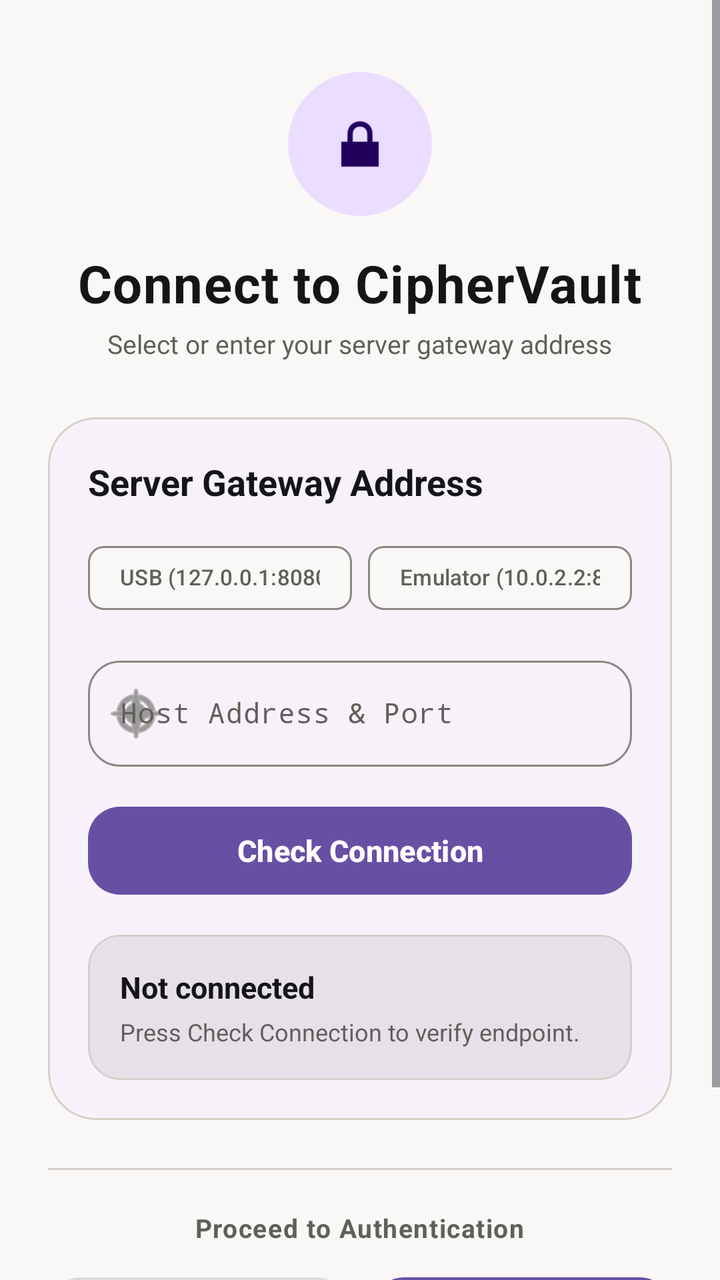
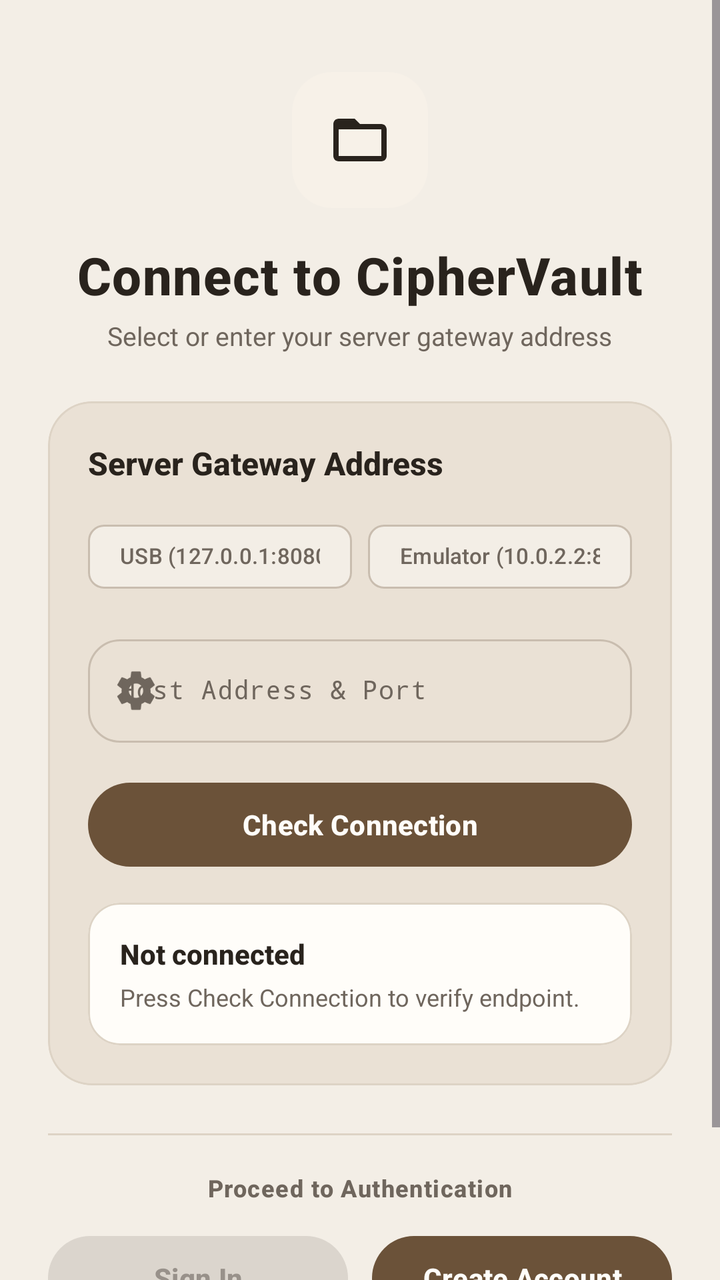

The first picture is an Android layout as it rendered before a commit; the second is the same layout after the commit. The layout source and the unified diff follow.
<!-- AndroidManifest.xml: application theme Theme.CipherVault -->
<!-- res/layout/activity_connection.xml -->
<?xml version="1.0" encoding="utf-8"?>
<ScrollView xmlns:android="http://schemas.android.com/apk/res/android"
    xmlns:app="http://schemas.android.com/apk/res-auto"
    xmlns:tools="http://schemas.android.com/tools"
    android:layout_width="match_parent"
    android:layout_height="match_parent"
    android:fillViewport="true"
    android:fitsSystemWindows="true"
    android:background="?attr/colorSurface">

    <LinearLayout
        android:layout_width="match_parent"
        android:layout_height="wrap_content"
        android:orientation="vertical"
        android:gravity="center_horizontal"
        android:paddingHorizontal="24dp"
        android:paddingTop="36dp"
        android:paddingBottom="24dp">

        
        <com.google.android.material.card.MaterialCardView
            android:layout_width="72dp"
            android:layout_height="72dp"
            app:cardCornerRadius="36dp"
            app:cardElevation="0dp"
            app:strokeWidth="0dp"
            app:cardBackgroundColor="?attr/colorPrimaryContainer">

            <ImageView
                android:layout_width="36dp"
                android:layout_height="36dp"
                android:layout_gravity="center"
                android:contentDescription="@string/app_name"
                android:src="@android:drawable/ic_lock_lock"
                app:tint="?attr/colorOnPrimaryContainer" />
        </com.google.android.material.card.MaterialCardView>

        
        <TextView
            android:layout_width="wrap_content"
            android:layout_height="wrap_content"
            android:layout_marginTop="16dp"
            android:text="@string/connect_title"
            android:textColor="?attr/colorOnSurface"
            android:textSize="26sp"
            android:textStyle="bold"
            android:letterSpacing="0.02" />

        <TextView
            android:layout_width="wrap_content"
            android:layout_height="wrap_content"
            android:layout_marginTop="4dp"
            android:text="@string/connect_subtitle"
            android:textColor="?attr/colorOnSurfaceVariant"
            android:textSize="13sp" />

        
        <com.google.android.material.card.MaterialCardView
            android:layout_width="match_parent"
            android:layout_height="wrap_content"
            android:layout_marginTop="28dp"
            app:cardCornerRadius="24dp"
            app:cardElevation="0dp"
            app:strokeWidth="1dp"
            app:strokeColor="?attr/colorOutlineVariant"
            app:cardBackgroundColor="?attr/colorSurfaceContainerLow">

            <LinearLayout
                android:layout_width="match_parent"
                android:layout_height="wrap_content"
                android:orientation="vertical"
                android:padding="20dp">

                <TextView
                    android:layout_width="match_parent"
                    android:layout_height="wrap_content"
                    android:text="@string/server_gateway_address"
                    android:textColor="?attr/colorOnSurface"
                    android:textSize="18sp"
                    android:textStyle="bold" />

                
                <LinearLayout
                    android:layout_width="match_parent"
                    android:layout_height="wrap_content"
                    android:layout_marginTop="12dp"
                    android:orientation="horizontal">

                    <com.google.android.material.chip.Chip
                        android:id="@+id/chipAdbReverse"
                        style="@style/Widget.Material3.Chip.Suggestion"
                        android:layout_width="0dp"
                        android:layout_height="wrap_content"
                        android:layout_weight="1"
                        android:layout_marginEnd="4dp"
                        android:text="@string/usb_adb_reverse"
                        android:textSize="11sp" />

                    <com.google.android.material.chip.Chip
                        android:id="@+id/chipEmulator"
                        style="@style/Widget.Material3.Chip.Suggestion"
                        android:layout_width="0dp"
                        android:layout_height="wrap_content"
                        android:layout_weight="1"
                        android:layout_marginStart="4dp"
                        android:text="@string/emulator_ip"
                        android:textSize="11sp" />
                </LinearLayout>

                
                <com.google.android.material.textfield.TextInputLayout
                    android:layout_width="match_parent"
                    android:layout_height="wrap_content"
                    android:layout_marginTop="12dp"
                    android:hint="@string/hint_host_address"
                    style="@style/Widget.Material3.TextInputLayout.OutlinedBox"
                    app:boxCornerRadiusTopStart="16dp"
                    app:boxCornerRadiusTopEnd="16dp"
                    app:boxCornerRadiusBottomStart="16dp"
                    app:boxCornerRadiusBottomEnd="16dp"
                    app:startIconDrawable="@android:drawable/ic_menu_compass"
                    app:startIconTint="?attr/colorOnSurfaceVariant"
                    app:endIconMode="clear_text">

                    <com.google.android.material.textfield.TextInputEditText
                        android:id="@+id/etServerAddress"
                        android:layout_width="match_parent"
                        android:layout_height="wrap_content"
                        android:inputType="textUri"
                        android:singleLine="true"
                        android:fontFamily="monospace"
                        android:textColor="?attr/colorOnSurface"
                        android:textSize="14sp" />
                </com.google.android.material.textfield.TextInputLayout>

                
                <com.google.android.material.button.MaterialButton
                    android:id="@+id/btnTestConnection"
                    android:layout_width="match_parent"
                    android:layout_height="52dp"
                    android:layout_marginTop="16dp"
                    android:text="@string/check_connection"
                    android:textAllCaps="false"
                    android:textColor="?attr/colorOnPrimary"
                    android:textSize="15sp"
                    android:textStyle="bold"
                    app:backgroundTint="?attr/colorPrimary"
                    app:cornerRadius="16dp" />

                
                <com.google.android.material.progressindicator.LinearProgressIndicator
                    android:id="@+id/progressConnection"
                    android:layout_width="match_parent"
                    android:layout_height="wrap_content"
                    android:layout_marginTop="16dp"
                    android:indeterminate="true"
                    android:visibility="gone"
                    app:trackCornerRadius="4dp"
                    app:trackThickness="6dp"
                    app:indicatorColor="?attr/colorPrimary" />

                
                <com.google.android.material.card.MaterialCardView
                    android:id="@+id/cardStatusDetails"
                    android:layout_width="match_parent"
                    android:layout_height="wrap_content"
                    android:layout_marginTop="16dp"
                    app:cardCornerRadius="16dp"
                    app:cardElevation="0dp"
                    app:strokeWidth="1dp"
                    app:strokeColor="?attr/colorOutlineVariant"
                    app:cardBackgroundColor="?attr/colorSurfaceContainerHighest">

                    <LinearLayout
                        android:layout_width="match_parent"
                        android:layout_height="wrap_content"
                        android:orientation="vertical"
                        android:padding="16dp">

                        <TextView
                            android:id="@+id/tvStatusTitle"
                            android:layout_width="match_parent"
                            android:layout_height="wrap_content"
                            android:text="@string/status_not_connected"
                            android:textSize="15sp"
                            android:textStyle="bold"
                            android:textColor="?attr/colorOnSurface" />

                        <TextView
                            android:id="@+id/tvStatusServer"
                            android:layout_width="match_parent"
                            android:layout_height="wrap_content"
                            android:layout_marginTop="4dp"
                            android:text="@string/status_server_none"
                            android:fontFamily="monospace"
                            android:textSize="12sp"
                            android:textColor="?attr/colorOnSurfaceVariant"
                            android:visibility="gone" />

                        <TextView
                            android:id="@+id/tvStatusMethod"
                            android:layout_width="match_parent"
                            android:layout_height="wrap_content"
                            android:layout_marginTop="2dp"
                            android:text="@string/status_method_none"
                            android:textSize="12sp"
                            android:textColor="?attr/colorOnSurfaceVariant"
                            android:visibility="gone" />

                        <TextView
                            android:id="@+id/tvStatusMessage"
                            android:layout_width="match_parent"
                            android:layout_height="wrap_content"
                            android:layout_marginTop="4dp"
                            android:text="@string/status_prompt_check"
                            android:textSize="12sp"
                            android:textColor="?attr/colorOnSurfaceVariant" />
                    </LinearLayout>
                </com.google.android.material.card.MaterialCardView>

            </LinearLayout>
        </com.google.android.material.card.MaterialCardView>

        
        <com.google.android.material.divider.MaterialDivider
            android:layout_width="match_parent"
            android:layout_height="wrap_content"
            android:layout_marginTop="24dp"
            app:dividerColor="?attr/colorOutlineVariant" />

        
        <TextView
            android:layout_width="wrap_content"
            android:layout_height="wrap_content"
            android:layout_marginTop="20dp"
            android:text="@string/proceed_to_auth"
            android:textColor="?attr/colorOnSurfaceVariant"
            android:textSize="13sp"
            android:textStyle="bold"
            android:letterSpacing="0.04" />

        <LinearLayout
            android:layout_width="match_parent"
            android:layout_height="wrap_content"
            android:orientation="horizontal"
            android:layout_marginTop="12dp">

            <com.google.android.material.button.MaterialButton
                android:id="@+id/btnSignIn"
                style="@style/Widget.Material3.Button.TonalButton"
                android:layout_width="0dp"
                android:layout_height="52dp"
                android:layout_weight="1"
                android:layout_marginEnd="6dp"
                android:enabled="false"
                android:text="@string/btn_sign_in"
                android:textAllCaps="false"
                android:textSize="14sp"
                android:textStyle="bold"
                app:cornerRadius="16dp" />

            <com.google.android.material.button.MaterialButton
                android:id="@+id/btnSignUp"
                android:layout_width="0dp"
                android:layout_height="52dp"
                android:layout_weight="1"
                android:layout_marginStart="6dp"
                android:enabled="false"
                android:text="@string/btn_create_account"
                android:textAllCaps="false"
                android:textColor="?attr/colorOnPrimary"
                android:textSize="14sp"
                android:textStyle="bold"
                app:backgroundTint="?attr/colorPrimary"
                app:cornerRadius="16dp" />
        </LinearLayout>

        
        <TextView
            android:layout_width="wrap_content"
            android:layout_height="wrap_content"
            android:layout_marginTop="28dp"
            android:gravity="center"
            android:text="@string/caption_aes_gcm"
            android:textColor="?attr/colorOutline"
            android:textSize="11sp"
            android:letterSpacing="0.03" />

    </LinearLayout>
</ScrollView>
<!-- resources referenced by this layout -->
<resources>
  <style name="Theme.CipherVault" parent="Theme.Material3.DayNight.NoActionBar">
          
          <item name="colorSurface">@color/md_theme_light_surface</item>
          <item name="colorOnSurface">@color/md_theme_light_onSurface</item>
          <item name="colorSurfaceVariant">@color/md_theme_light_surfaceVariant</item>
          <item name="colorOnSurfaceVariant">@color/md_theme_light_onSurfaceVariant</item>
          <item name="colorOutline">@color/md_theme_light_outline</item>
          <item name="colorOutlineVariant">@color/md_theme_light_outlineVariant</item>
  
          
          <item name="android:statusBarColor">@android:color/transparent</item>
          <item name="android:navigationBarColor">@android:color/transparent</item>
          <item name="android:windowLightStatusBar">true</item>
          <item name="android:windowLightNavigationBar" tools:targetApi="o_mr1">true</item>
      </style>
  <color name="md_theme_light_surface">#F9F8F6</color>
  <color name="md_theme_light_onSurface">#151518</color>
  <color name="md_theme_light_surfaceVariant">#E6E3DD</color>
  <color name="md_theme_light_onSurfaceVariant">#605F5A</color>
  <color name="md_theme_light_outline">#8A8882</color>
  <color name="md_theme_light_outlineVariant">#D4D0C8</color>
  <!-- unchanged entries left out for length: 16 -->
</resources>

<!-- the commit's change to res/layout/activity_connection.xml (unified diff, before → after) -->
@@ -19,20 +19,20 @@
 
         
         <com.google.android.material.card.MaterialCardView
-            android:layout_width="72dp"
-            android:layout_height="72dp"
-            app:cardCornerRadius="36dp"
+            android:layout_width="68dp"
+            android:layout_height="68dp"
+            app:cardCornerRadius="20dp"
             app:cardElevation="0dp"
             app:strokeWidth="0dp"
-            app:cardBackgroundColor="?attr/colorPrimaryContainer">
+            app:cardBackgroundColor="?attr/colorSecondaryContainer">
 
             <ImageView
-                android:layout_width="36dp"
-                android:layout_height="36dp"
+                android:layout_width="32dp"
+                android:layout_height="32dp"
                 android:layout_gravity="center"
                 android:contentDescription="@string/app_name"
-                android:src="@android:drawable/ic_lock_lock"
-                app:tint="?attr/colorOnPrimaryContainer" />
+                android:src="@drawable/ic_nav_files"
+                app:tint="?attr/colorOnSecondaryContainer" />
         </com.google.android.material.card.MaterialCardView>
 
         
@@ -43,6 +43,7 @@
             android:text="@string/connect_title"
             android:textColor="?attr/colorOnSurface"
             android:textSize="26sp"
+            android:fontFamily="sans-serif-medium"
             android:textStyle="bold"
             android:letterSpacing="0.02" />
 
@@ -58,8 +59,8 @@
         <com.google.android.material.card.MaterialCardView
             android:layout_width="match_parent"
             android:layout_height="wrap_content"
-            android:layout_marginTop="28dp"
-            app:cardCornerRadius="24dp"
+            android:layout_marginTop="24dp"
+            app:cardCornerRadius="22dp"
             app:cardElevation="0dp"
             app:strokeWidth="1dp"
             app:strokeColor="?attr/colorOutlineVariant"
@@ -76,7 +77,8 @@
                     android:layout_height="wrap_content"
                     android:text="@string/server_gateway_address"
                     android:textColor="?attr/colorOnSurface"
-                    android:textSize="18sp"
+                    android:textSize="16sp"
+                    android:fontFamily="sans-serif-medium"
                     android:textStyle="bold" />
 
                 
@@ -118,7 +120,7 @@
                     app:boxCornerRadiusTopEnd="16dp"
                     app:boxCornerRadiusBottomStart="16dp"
                     app:boxCornerRadiusBottomEnd="16dp"
-                    app:startIconDrawable="@android:drawable/ic_menu_compass"
+                    app:startIconDrawable="@drawable/ic_nav_settings"
                     app:startIconTint="?attr/colorOnSurfaceVariant"
                     app:endIconMode="clear_text">
 
@@ -130,29 +132,29 @@
                         android:singleLine="true"
                         android:fontFamily="monospace"
                         android:textColor="?attr/colorOnSurface"
-                        android:textSize="14sp" />
+                        android:textSize="13sp" />
                 </com.google.android.material.textfield.TextInputLayout>
 
                 
                 <com.google.android.material.button.MaterialButton
                     android:id="@+id/btnTestConnection"
                     android:layout_width="match_parent"
-                    android:layout_height="52dp"
+                    android:layout_height="50dp"
                     android:layout_marginTop="16dp"
                     android:text="@string/check_connection"
                     android:textAllCaps="false"
                     android:textColor="?attr/colorOnPrimary"
-                    android:textSize="15sp"
+                    android:textSize="14sp"
                     android:textStyle="bold"
                     app:backgroundTint="?attr/colorPrimary"
-                    app:cornerRadius="16dp" />
+                    app:cornerRadius="25dp" />
 
                 
                 <com.google.android.material.progressindicator.LinearProgressIndicator
                     android:id="@+id/progressConnection"
                     android:layout_width="match_parent"
                     android:layout_height="wrap_content"
-                    android:layout_marginTop="16dp"
+                    android:layout_marginTop="14dp"
                     android:indeterminate="true"
                     android:visibility="gone"
                     app:trackCornerRadius="4dp"
@@ -164,12 +166,12 @@
                     android:id="@+id/cardStatusDetails"
                     android:layout_width="match_parent"
                     android:layout_height="wrap_content"
-                    android:layout_marginTop="16dp"
+                    android:layout_marginTop="14dp"
                     app:cardCornerRadius="16dp"
                     app:cardElevation="0dp"
                     app:strokeWidth="1dp"
                     app:strokeColor="?attr/colorOutlineVariant"
-                    app:cardBackgroundColor="?attr/colorSurfaceContainerHighest">
+                    app:cardBackgroundColor="?attr/colorSurfaceContainer">
 
                     <LinearLayout
                         android:layout_width="match_parent"
@@ -182,7 +184,8 @@
                             android:layout_width="match_parent"
                             android:layout_height="wrap_content"
                             android:text="@string/status_not_connected"
-                            android:textSize="15sp"
+                            android:textSize="14sp"
+                            android:fontFamily="sans-serif-medium"
                             android:textStyle="bold"
                             android:textColor="?attr/colorOnSurface" />
 
@@ -232,10 +235,11 @@
         <TextView
             android:layout_width="wrap_content"
             android:layout_height="wrap_content"
-            android:layout_marginTop="20dp"
+            android:layout_marginTop="18dp"
             android:text="@string/proceed_to_auth"
             android:textColor="?attr/colorOnSurfaceVariant"
-            android:textSize="13sp"
+            android:textSize="12sp"
+            android:fontFamily="sans-serif-medium"
             android:textStyle="bold"
             android:letterSpacing="0.04" />
 
@@ -249,7 +253,7 @@
                 android:id="@+id/btnSignIn"
                 style="@style/Widget.Material3.Button.TonalButton"
                 android:layout_width="0dp"
-                android:layout_height="52dp"
+                android:layout_height="50dp"
                 android:layout_weight="1"
                 android:layout_marginEnd="6dp"
                 android:enabled="false"
@@ -257,12 +261,12 @@
                 android:textAllCaps="false"
                 android:textSize="14sp"
                 android:textStyle="bold"
-                app:cornerRadius="16dp" />
+                app:cornerRadius="25dp" />
 
             <com.google.android.material.button.MaterialButton
                 android:id="@+id/btnSignUp"
                 android:layout_width="0dp"
-                android:layout_height="52dp"
+                android:layout_height="50dp"
                 android:layout_weight="1"
                 android:layout_marginStart="6dp"
                 android:enabled="false"
@@ -272,14 +276,14 @@
                 android:textSize="14sp"
                 android:textStyle="bold"
                 app:backgroundTint="?attr/colorPrimary"
-                app:cornerRadius="16dp" />
+                app:cornerRadius="25dp" />
         </LinearLayout>
 
         
         <TextView
             android:layout_width="wrap_content"
             android:layout_height="wrap_content"
-            android:layout_marginTop="28dp"
+            android:layout_marginTop="24dp"
             android:gravity="center"
             android:text="@string/caption_aes_gcm"
             android:textColor="?attr/colorOutline"
<!-- resource entries referenced after the edit -->
@@ -1,26 +1,103 @@
 <!-- resources referenced by this layout -->
 <resources>
+  <!-- drawable ic_nav_files (drawable) -->
+  <vector xmlns:android="http://schemas.android.com/apk/res/android"
+      android:width="24dp"
+      android:height="24dp"
+      android:viewportWidth="24"
+      android:viewportHeight="24">
+    <path
+        android:fillColor="@android:color/white"
+        android:pathData="M20,6h-8l-2,-2H4C2.9,4 2.01,4.9 2.01,6L2,18c0,1.1 0.9,2 2,2h16c1.1,0 2,-0.9 2,-2V8c0,-1.1 -0.9,-2 -2,-2zM20,18H4V8h16v10z"/>
+  </vector>
+  <!-- drawable ic_nav_settings (drawable) -->
+  <vector xmlns:android="http://schemas.android.com/apk/res/android"
+      android:width="24dp"
+      android:height="24dp"
+      android:viewportWidth="24"
+      android:viewportHeight="24">
+      <path
+          android:fillColor="#FF000000"
+          android:pathData="M19.14,12.94c0.04,-0.3 0.06,-0.61 0.06,-0.94c0,-0.32 -0.02,-0.64 -0.07,-0.94l2.03,-1.58c0.18,-0.14 0.23,-0.41 0.12,-0.61l-1.92,-3.32c-0.12,-0.22 -0.37,-0.29 -0.59,-0.22l-2.39,0.96c-0.5,-0.38 -1.03,-0.7 -1.62,-0.94l-0.36,-2.54c-0.04,-0.24 -0.24,-0.41 -0.48,-0.41h-3.84c-0.24,0 -0.43,0.17 -0.47,0.41l-0.36,2.54c-0.59,0.24 -1.13,0.57 -1.62,0.94l-2.39,-0.96c-0.22,-0.08 -0.47,0 -0.59,0.22L2.74,8.87c-0.12,0.21 -0.08,0.47 0.12,0.61l2.03,1.58c-0.05,0.3 -0.09,0.63 -0.09,0.94s0.02,0.64 0.07,0.94l-2.03,1.58c-0.18,0.14 -0.23,0.41 -0.12,0.61l1.92,3.32c0.12,0.22 0.37,0.29 0.59,0.22l2.39,-0.96c0.5,0.38 1.03,0.7 1.62,0.94l0.36,2.54c0.05,0.24 0.24,0.41 0.48,0.41h3.84c0.24,0 0.44,-0.17 0.47,-0.41l0.36,-2.54c0.59,-0.24 1.13,-0.56 1.62,-0.94l2.39,0.96c0.22,0.08 0.47,0 0.59,-0.22l1.92,-3.32c0.12,-0.22 0.07,-0.47 -0.12,-0.61l-2.01,-1.58zM12,15.6c-1.98,0 -3.6,-1.62 -3.6,-3.6s1.62,-3.6 3.6,-3.6s3.6,1.62 3.6,3.6s-1.62,3.6 -3.6,3.6z"/>
+  </vector>
   <style name="Theme.CipherVault" parent="Theme.Material3.DayNight.NoActionBar">
           
-          <item name="colorSurface">@color/md_theme_light_surface</item>
-          <item name="colorOnSurface">@color/md_theme_light_onSurface</item>
-          <item name="colorSurfaceVariant">@color/md_theme_light_surfaceVariant</item>
-          <item name="colorOnSurfaceVariant">@color/md_theme_light_onSurfaceVariant</item>
-          <item name="colorOutline">@color/md_theme_light_outline</item>
-          <item name="colorOutlineVariant">@color/md_theme_light_outlineVariant</item>
+          <item name="colorPrimary">@color/cv_light_primary_brown</item>
+          <item name="colorOnPrimary">@color/cv_light_surface</item>
+          <item name="colorPrimaryContainer">@color/cv_light_surface_container</item>
+          <item name="colorOnPrimaryContainer">@color/cv_light_text_primary</item>
+  
+          <item name="colorSecondary">@color/cv_light_caramel</item>
+          <item name="colorOnSecondary">@color/cv_light_surface</item>
+          <item name="colorSecondaryContainer">@color/cv_light_surface_elevated</item>
+          <item name="colorOnSecondaryContainer">@color/cv_light_text_primary</item>
+  
+          
+          <item name="android:colorBackground">@color/cv_light_bg</item>
+          <item name="colorSurface">@color/cv_light_bg</item>
+          <item name="colorOnSurface">@color/cv_light_text_primary</item>
+          <item name="colorSurfaceVariant">@color/cv_light_surface_container</item>
+          <item name="colorOnSurfaceVariant">@color/cv_light_text_secondary</item>
+          <item name="colorSurfaceContainer">@color/cv_light_surface</item>
+          <item name="colorSurfaceContainerLow">@color/cv_light_surface_container</item>
+          <item name="colorSurfaceContainerHigh">@color/cv_light_surface_elevated</item>
+          <item name="colorSurfaceContainerHighest">@color/cv_light_surface_container</item>
+  
+          
+          <item name="colorOutline">@color/cv_light_outline</item>
+          <item name="colorOutlineVariant">@color/cv_light_outline_variant</item>
+  
+          
+          <item name="colorError">@color/status_error</item>
+          <item name="colorOnError">#FFFFFF</item>
+          <item name="colorErrorContainer">@color/status_error_container</item>
   
           
           <item name="android:statusBarColor">@android:color/transparent</item>
           <item name="android:navigationBarColor">@android:color/transparent</item>
           <item name="android:windowLightStatusBar">true</item>
           <item name="android:windowLightNavigationBar" tools:targetApi="o_mr1">true</item>
+  
+          
+          <item name="shapeAppearanceSmallComponent">@style/ShapeAppearance.CipherVault.Small</item>
+          <item name="shapeAppearanceMediumComponent">@style/ShapeAppearance.CipherVault.Medium</item>
+          <item name="shapeAppearanceLargeComponent">@style/ShapeAppearance.CipherVault.Large</item>
+          <item name="bottomSheetDialogTheme">@style/Theme.CipherVault.BottomSheetDialog</item>
       </style>
-  <color name="md_theme_light_surface">#F9F8F6</color>
-  <color name="md_theme_light_onSurface">#151518</color>
-  <color name="md_theme_light_surfaceVariant">#E6E3DD</color>
-  <color name="md_theme_light_onSurfaceVariant">#605F5A</color>
-  <color name="md_theme_light_outline">#8A8882</color>
-  <color name="md_theme_light_outlineVariant">#D4D0C8</color>
+  <color name="cv_light_primary_brown">#6B5239</color>
+  <color name="cv_light_surface">#FFFDF9</color>
+  <color name="cv_light_surface_container">#EAE1D5</color>
+  <color name="cv_light_text_primary">#29231D</color>
+  <color name="cv_light_caramel">#A68157</color>
+  <color name="cv_light_surface_elevated">#F7F1E8</color>
+  <color name="cv_light_bg">#F3EEE6</color>
+  <color name="cv_light_text_secondary">#6F665D</color>
+  <color name="cv_light_outline">#C9BDAF</color>
+  <color name="cv_light_outline_variant">#DDD3C5</color>
+  <color name="status_error">#EF4444</color>
+  <color name="status_error_container">#3D1515</color>
+  <style name="ShapeAppearance.CipherVault.Small" parent="ShapeAppearance.Material3.Corner.Small">
+          <item name="cornerSize">14dp</item>
+      </style>
+  <style name="ShapeAppearance.CipherVault.Medium" parent="ShapeAppearance.Material3.Corner.Medium">
+          <item name="cornerSize">20dp</item>
+      </style>
+  <style name="ShapeAppearance.CipherVault.Large" parent="ShapeAppearance.Material3.Corner.Large">
+          <item name="cornerSize">26dp</item>
+      </style>
+  <style name="Theme.CipherVault.BottomSheetDialog" parent="ThemeOverlay.Material3.BottomSheetDialog">
+          <item name="bottomSheetStyle">@style/Widget.CipherVault.BottomSheet</item>
+      </style>
+  <style name="Widget.CipherVault.BottomSheet" parent="Widget.Material3.BottomSheet">
+          <item name="shapeAppearance">@style/ShapeAppearance.CipherVault.BottomSheet</item>
+          <item name="backgroundTint">@color/cv_light_surface</item>
+      </style>
+  <style name="ShapeAppearance.CipherVault.BottomSheet" parent="ShapeAppearance.Material3.Corner.Large">
+          <item name="cornerSizeTopLeft">28dp</item>
+          <item name="cornerSizeTopRight">28dp</item>
+          <item name="cornerSizeBottomLeft">0dp</item>
+          <item name="cornerSizeBottomRight">0dp</item>
+      </style>
   <!-- unchanged entries left out for length: 16 -->
 </resources>
 
